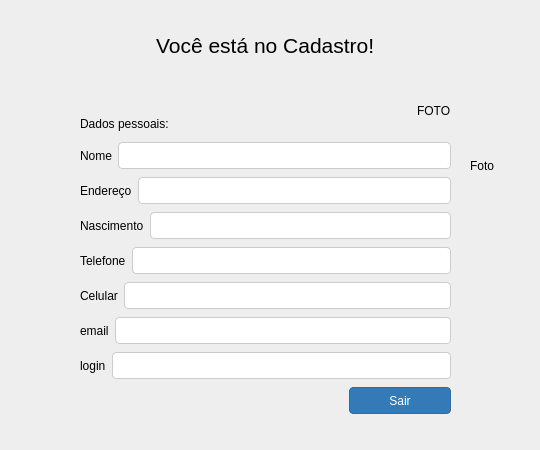
Above: CadastroPDS/index.ui from Francislley/cadastro08 before the change. Below: the same form after it.
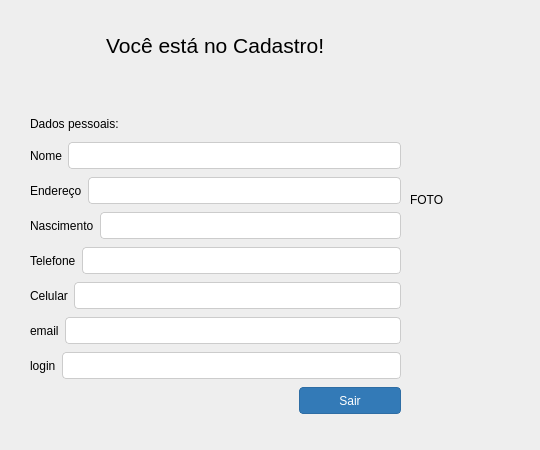
That is the form after the change.

```diff
--- a/CadastroPDS/index.ui
+++ b/CadastroPDS/index.ui
@@ -42,7 +42,7 @@
   <widget class="QWidget" name="layoutWidget">
    <property name="geometry">
     <rect>
-     <x>80</x>
+     <x>30</x>
      <y>20</y>
      <width>371</width>
      <height>51</height>
@@ -92,7 +92,7 @@
   <widget class="QWidget" name="layoutWidget">
    <property name="geometry">
     <rect>
-     <x>80</x>
+     <x>30</x>
      <y>140</y>
      <width>371</width>
      <height>281</height>
@@ -254,7 +254,7 @@
   <widget class="QWidget" name="layoutWidget">
    <property name="geometry">
     <rect>
-     <x>80</x>
+     <x>30</x>
      <y>90</y>
      <width>371</width>
      <height>41</height>
@@ -302,26 +302,19 @@
       </item>
      </layout>
     </item>
-    <item>
-     <widget class="QLabel" name="label_8">
-      <property name="text">
-       <string>FOTO</string>
-      </property>
-     </widget>
-    </item>
    </layout>
   </widget>
   <widget class="QLabel" name="label_10">
    <property name="geometry">
     <rect>
-     <x>470</x>
+     <x>410</x>
      <y>140</y>
-     <width>61</width>
-     <height>51</height>
+     <width>120</width>
+     <height>120</height>
     </rect>
    </property>
    <property name="text">
-    <string>Foto</string>
+    <string>FOTO</string>
    </property>
   </widget>
  </widget>
```
Left out of the diff: 2 changed lines with no effect on the pictures.
